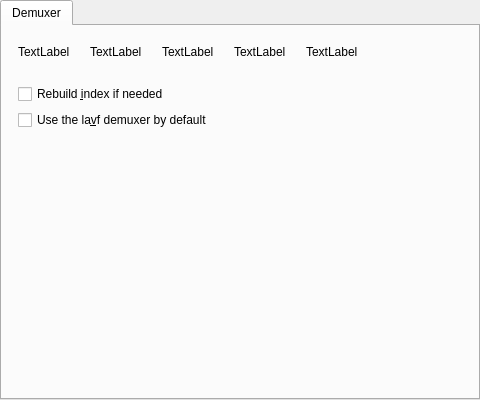
Above: src/gui/pref/demuxer.ui from wilbert2000/wzplayer before the change. Below: the same form after it.
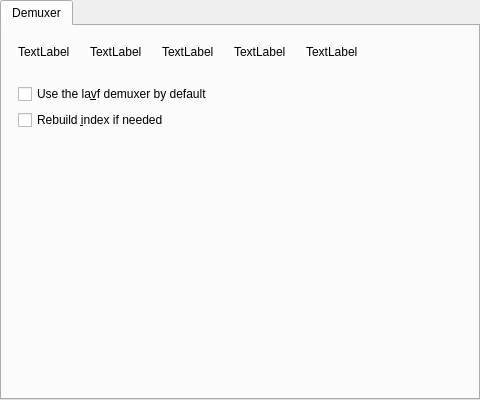
That is the form after the change.

```diff
--- a/src/gui/pref/demuxer.ui
+++ b/src/gui/pref/demuxer.ui
@@ -89,16 +89,16 @@
         </layout>
        </item>
        <item>
-        <widget class="QCheckBox" name="idx_check">
+        <widget class="QCheckBox" name="lavf_demuxer_check">
          <property name="text">
-          <string>Rebuild &amp;index if needed</string>
+          <string>Use the la&amp;vf demuxer by default</string>
          </property>
         </widget>
        </item>
        <item>
-        <widget class="QCheckBox" name="lavf_demuxer_check">
+        <widget class="QCheckBox" name="idx_check">
          <property name="text">
-          <string>Use the la&amp;vf demuxer by default</string>
+          <string>Rebuild &amp;index if needed</string>
          </property>
         </widget>
        </item>
```
